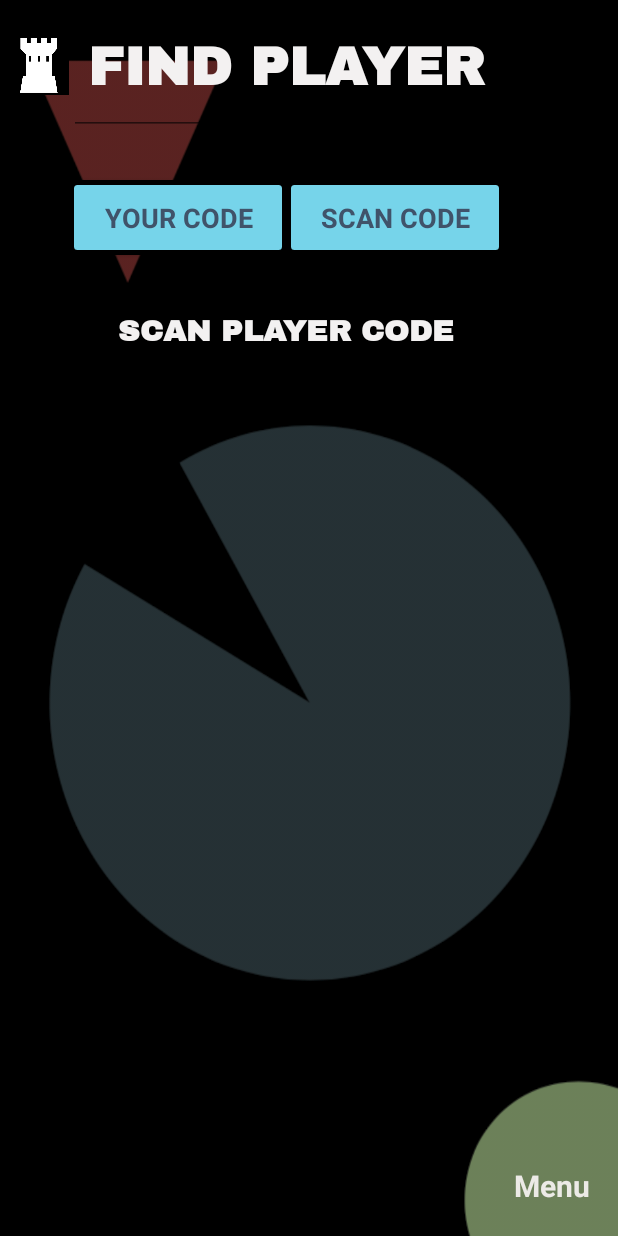
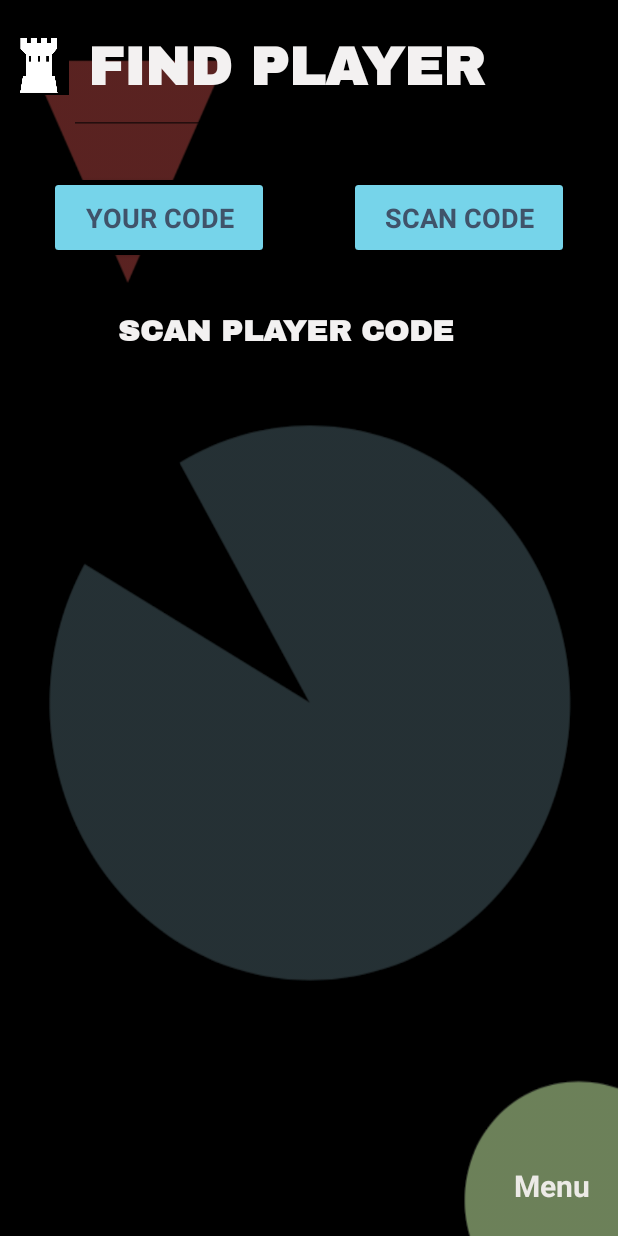
Before and after one commit to team-jads/geometry-defence, an Android app: the FindPlayerActivity screen opened directly, with no data from a screen before it, on a phone screen of 412 x 824 dp. Run offline under Robolectric (Android 15) with nearby library versions, the phone set to English and light mode, and no system bars; Roboto replaces fonts that are not available here.

Commit message:
minor find player ui fix

```diff
--- a/GeometryDefense/app/src/main/res/layout/activity_find_player.xml
+++ b/GeometryDefense/app/src/main/res/layout/activity_find_player.xml
@@ -28,7 +28,7 @@ android:orientation="vertical">
         android:textSize="18sp"
         android:textStyle="bold"
         app:layout_constraintEnd_toEndOf="parent"
-        app:layout_constraintHorizontal_bias="0.152"
+        app:layout_constraintHorizontal_bias="0.1"
         app:layout_constraintStart_toStartOf="parent"
         app:layout_constraintTop_toTopOf="parent"
         tools:layout_conversion_absoluteHeight="48dp"
@@ -48,9 +48,10 @@ android:orientation="vertical">
         android:textSize="18sp"
         android:textStyle="bold"
         app:layout_constraintEnd_toEndOf="parent"
-        app:layout_constraintHorizontal_bias="0.728"
+        app:layout_constraintHorizontal_bias="0.9"
         app:layout_constraintStart_toStartOf="parent"
         app:layout_constraintTop_toTopOf="parent"
+        app:layout_constraintLeft_toRightOf="@id/your_code"
         tools:layout_conversion_absoluteHeight="48dp"
         tools:layout_conversion_absoluteWidth="88dp" />
 
```
